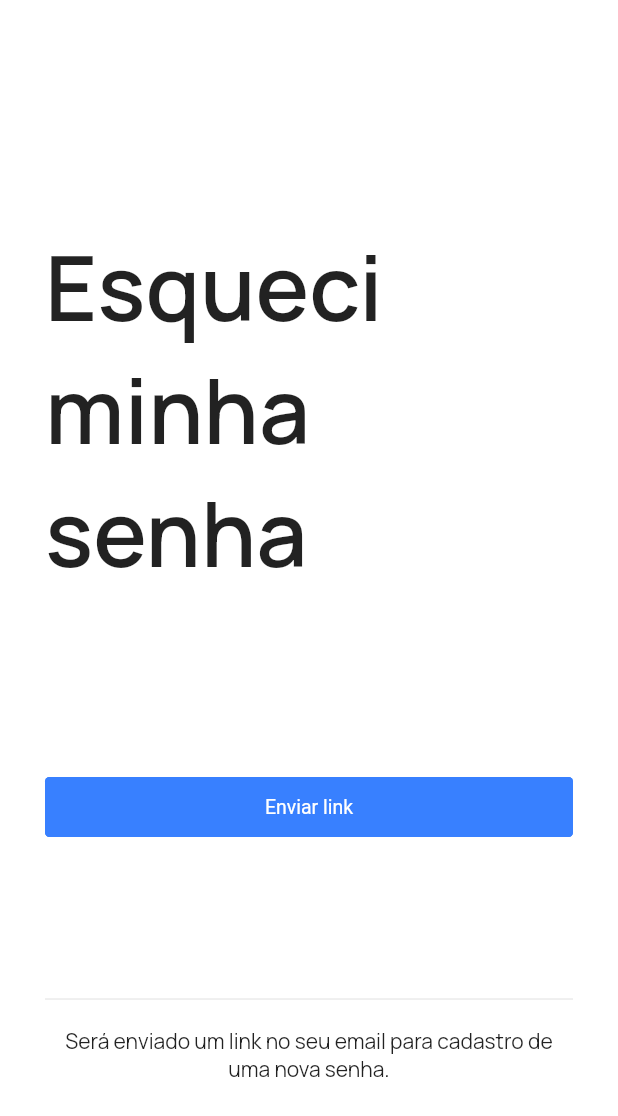
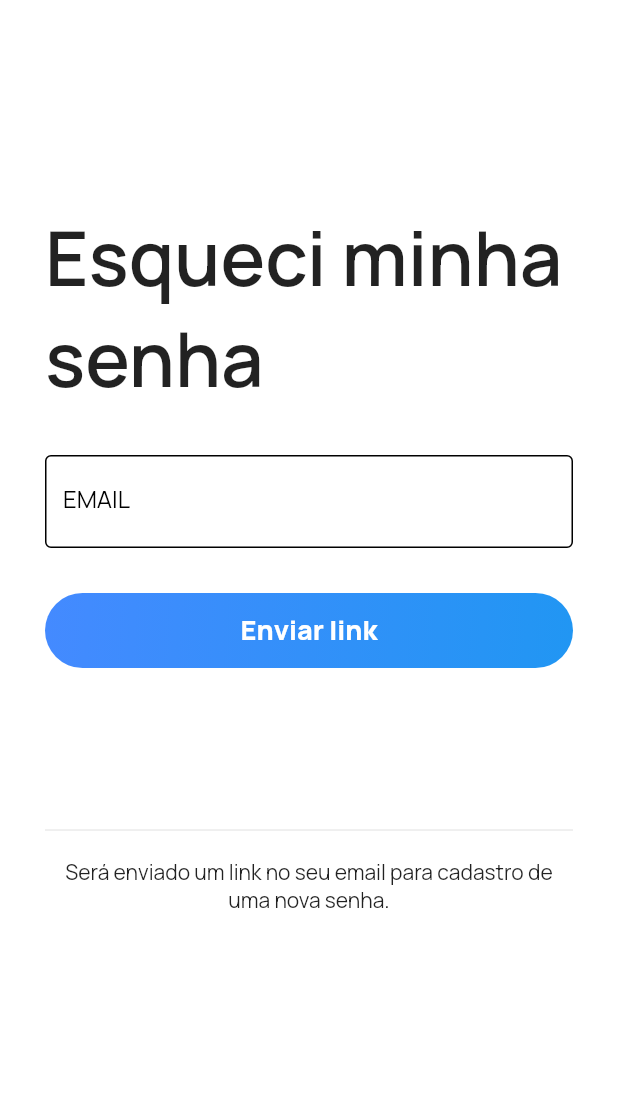
Before and after one commit to matheusleite/app_template, a Flutter app: the ForgotPasswordPage screen opened directly, on a phone screen of 412 x 824 dp. Shown: the top 1116 px of the screen. Run offline on Flutter 3.47's test engine with Material 2 defaults, Android fonts, the light colour scheme and no system bars; our stand-ins replace dio, get, shared_preferences; missing offline and left inert: flutter_facebook_login, ndialog, sk_onboarding_screen; accounts and stored records are empty.

Commit message:
add launch screen settings add more dark mode improvements

```diff
--- a/lib/component/button.dart
+++ b/lib/component/button.dart
@@ -20,13 +20,16 @@ class AppButton extends StatelessWidget {
             child: Text(
           title,
           style: TextStyle(
-                fontSize: 18, fontFamily: 'Manrope', color: ColorManager.instance.textColor, fontWeight: FontWeight.w900),
+              fontSize: 18,
+              fontFamily: StyleManager.instance.fontFamily,
+              color: StyleManager.instance.primaryColor,
+              fontWeight: FontWeight.w900),
         )),
         decoration: BoxDecoration(
           borderRadius: BorderRadius.all(Radius.circular(25)),
           gradient: LinearGradient(
               begin: Alignment.topLeft,
-              colors: ColorManager.instance.gradient()),
+              colors: StyleManager.instance.gradient()),
         ),
       )),
     );
@@ -38,7 +41,8 @@ class ImageButton extends StatelessWidget {
   final double height;
   final OnTapCallback onTap;
 
-  const ImageButton({Key key, this.image, this.onTap, this.height}) : super(key: key);
+  const ImageButton({Key key, this.image, this.onTap, this.height})
+      : super(key: key);
 
   @override
   Widget build(BuildContext context) {
@@ -47,8 +51,7 @@ class ImageButton extends StatelessWidget {
       child: InkWell(
           child: Container(
               height: height,
-          child: Image.asset(image, width: height, height: height)
-        )),
+              child: Image.asset(image, width: height, height: height))),
     );
   }
 }
--- a/lib/component/edit_text.dart
+++ b/lib/component/edit_text.dart
@@ -32,7 +32,7 @@ class EditText extends StatelessWidget {
           maxLines: multiline == true ? null : 1,
           keyboardType: multiline == true ? TextInputType.multiline : keyboardType,
           style: TextStyle(
-            color: ColorManager.instance.primaryColor  //cor do texto ao digitar
+            color: StyleManager.instance.textColor  //cor do texto ao digitar
           ),
           autofocus: autofocus == null ? false : true,
           textCapitalization: TextCapitalization.none,
@@ -42,8 +42,8 @@ class EditText extends StatelessWidget {
             errorText: error,
             enabledBorder: OutlineInputBorder(
               borderSide: BorderSide(
-                color: ColorManager.instance.primaryColor, //cor da borda
-                width: 0.0
+                color: StyleManager.instance.textColor, //cor da borda
+                width: 1
               ),
             ),
             hintStyle: TextStyle(
@@ -52,18 +52,18 @@ class EditText extends StatelessWidget {
             ),
             labelStyle: TextStyle(
               fontSize: 16,
-              color: ColorManager.instance.primaryColor //cor da label
+              color: StyleManager.instance.textColor //cor da label
             ),
             border: OutlineInputBorder(
               borderSide: BorderSide(
-                color: ColorManager.instance.accentColor, //cor da label quando esta com focus
-                width: 0
+                color: StyleManager.instance.textColor, //cor da label quando esta com focus
+                width: 1
               )
             ),
             focusedBorder: OutlineInputBorder(
               borderSide: BorderSide(
-                color: ColorManager.instance.primaryColor, //cor da label quando esta com focus
-                width: 0
+                color: StyleManager.instance.textColor, //cor da label quando esta com focus
+                width: 3
               )
             )
           )
--- a/lib/component/loader.dart
+++ b/lib/component/loader.dart
@@ -16,7 +16,7 @@ class Loader  {
       loadingWidget: Center(
         child: Container(
           alignment: Alignment.center,
-          child: CircularProgressIndicator(valueColor: AlwaysStoppedAnimation<Color>(ColorManager.instance.accentColor))
+          child: CircularProgressIndicator(valueColor: AlwaysStoppedAnimation<Color>(StyleManager.instance.accentColor))
         ),
       ),
       backgroundColor: Colors.black.withOpacity(.80),
--- a/lib/util/theme/dark_theme.dart
+++ b/lib/util/theme/dark_theme.dart
@@ -3,12 +3,12 @@ import '../../values/color/colors.dart';
 
 final ThemeData darkTheme = ThemeData(
     fontFamily: 'Manrope',
-    primaryColor: ColorManager.instance.primaryColor,
-    accentColor: ColorManager.instance.accentColor,
-    scaffoldBackgroundColor: ColorManager.instance.backgroundColor,
+    primaryColor: StyleManager.instance.primaryColor,
+    accentColor: StyleManager.instance.accentColor,
+    scaffoldBackgroundColor: StyleManager.instance.backgroundColor,
     appBarTheme: AppBarTheme(
-        color: ColorManager.instance.accentColor,
-        iconTheme: IconThemeData(color: ColorManager.instance.darkColor)),
+        color: StyleManager.instance.accentColor,
+        iconTheme: IconThemeData(color: StyleManager.instance.darkColor)),
     buttonTheme: ButtonThemeData(
-        buttonColor: ColorManager.instance.accentColor,
-        disabledColor: ColorManager.instance.darkColor));
+        buttonColor: StyleManager.instance.accentColor,
+        disabledColor: StyleManager.instance.darkColor));
--- a/lib/util/theme/light_theme.dart
+++ b/lib/util/theme/light_theme.dart
@@ -3,12 +3,12 @@ import '../../values/color/colors.dart';
 
 final ThemeData lightTheme = ThemeData(
     fontFamily: 'Manrope',
-    primaryColor: ColorManager.instance.primaryColor,
-    accentColor: ColorManager.instance.accentColor,
-    scaffoldBackgroundColor: ColorManager.instance.backgroundColor,
+    primaryColor: StyleManager.instance.primaryColor,
+    accentColor: StyleManager.instance.accentColor,
+    scaffoldBackgroundColor: StyleManager.instance.backgroundColor,
     appBarTheme: AppBarTheme(
-        color: ColorManager.instance.accentColor,
-        iconTheme: IconThemeData(color: ColorManager.instance.darkColor)),
+        color: StyleManager.instance.accentColor,
+        iconTheme: IconThemeData(color: StyleManager.instance.darkColor)),
     buttonTheme: ButtonThemeData(
-        buttonColor: ColorManager.instance.accentColor,
-        disabledColor: ColorManager.instance.darkColor));
+        buttonColor: StyleManager.instance.accentColor,
+        disabledColor: StyleManager.instance.darkColor));
--- a/lib/values/color/colors.dart
+++ b/lib/values/color/colors.dart
@@ -1,22 +1,23 @@
 import 'package:flutter/material.dart';
 
-class ColorManager {
+class StyleManager {
 
     bool isDark;
+    String fontFamily = 'Manrope';
 
     //list of colors
     //clean theme is default
-    Color accentColor = Colors.greenAccent;
+    Color accentColor = Colors.blueAccent;
     Color primaryColor = Colors.white;
-    Color textColor = Colors.black45;
+    Color textColor = Colors.black;
     Color secondaryTextColor = Colors.grey;
     Color backgroundColor = Colors.white;
     Color darkColor = Colors.black45;
 
     //singleton setting
-    static final ColorManager _singleton = new ColorManager._internal();
-    ColorManager._internal();
-    static ColorManager get instance => _singleton;
+    static final StyleManager _singleton = new StyleManager._internal();
+    StyleManager._internal();
+    static StyleManager get instance => _singleton;
 
     init(BuildContext context) {
         final Brightness brightnessValue = MediaQuery.of(context).platformBrightness;
@@ -28,7 +29,7 @@ class ColorManager {
             primaryColor = Colors.black45;
             textColor = Colors.white;
             darkColor = Colors.white;
-            backgroundColor = Colors.black12;
+            backgroundColor = Colors.white10;
         }
     }
 
--- a/lib/view/login/forgot_password.dart
+++ b/lib/view/login/forgot_password.dart
@@ -1,7 +1,8 @@
+import 'package:app_template/component/button.dart';
 import 'package:app_template/component/edit_text.dart';
+import 'package:app_template/values/color/colors.dart';
 import 'package:flutter/material.dart';
-import 'package:getflutter/components/button/gf_button.dart';
-import 'package:getflutter/types/gf_button_type.dart';
+import 'package:get/get.dart';
 
 class ForgotPasswordPage extends StatefulWidget {
   @override
@@ -13,15 +14,16 @@ class _ForgotPasswordPageState extends State<ForgotPasswordPage> {
   Widget build(BuildContext context) {
     return Scaffold(
       body: Container(
-        padding: EdgeInsets.fromLTRB(30, 150, 30, 50),
+        padding: EdgeInsets.fromLTRB(30, Get.height/6, 30, 00),
         child: Column(
           crossAxisAlignment: CrossAxisAlignment.stretch,
           children: <Widget>[
           Text('Esqueci minha senha',
             textAlign: TextAlign.left,
             style: TextStyle(
-              fontSize: 60,
-              fontWeight: FontWeight.w600
+              fontSize: 50,
+              fontWeight: FontWeight.w600,
+              fontFamily: StyleManager.instance.fontFamily
             )),
           SizedBox(height: 30),
           EditText(
@@ -30,11 +32,9 @@ class _ForgotPasswordPageState extends State<ForgotPasswordPage> {
             placeholder: "EMAIL",
           ),
           SizedBox(height: 30),
-          GFButton(
-            onPressed: (){},
-            text: 'Enviar link',
-            fullWidthButton: true,
-            type: GFButtonType.solid,
+          AppButton(
+              onTap: () {},
+              title: 'Enviar link',
           ),
           SizedBox(height: 100),
           Divider(),
--- a/pubspec.yaml
+++ b/pubspec.yaml
@@ -63,6 +63,8 @@ dev_dependencies:
   build_runner:
   mobx_codegen:
 
+flutter_native_splash:
+  color: "000000"
 
 # For information on the generic Dart part of this file, see the
 # following page: https://dart.dev/tools/pub/pubspec
```
Also changed, not shown: lib/component/form_text_field.dart (+4 -4 lines), lib/component/header.dart (added, +37 -0 lines), lib/main.dart (+14 -0 lines), lib/util/navigation/nav_slide_from_right.dart (deleted, +0 -20 lines), lib/view/home/home.dart (+59 -34 lines), lib/view/login/login.dart (+10 -9 lines), lib/view/login/sign_up.dart (+21 -35 lines), lib/view/onboard.dart (+12 -12 lines), lib/view/profile/profile.dart (+18 -0 lines), lib/view/social_network/social_network.dart (added, +18 -0 lines), lib/component/modal.dart (renamed from lib/component/alert.dart), 7 other files. Lines whose indentation alone changed are shown as unchanged.
